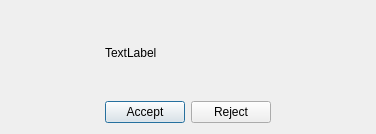
Qt form ui/challenge.ui (mrundle/DotBoxing) before a commit.
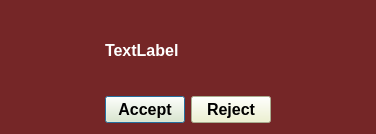
The same form after that commit.

What changed in the file:
```diff
--- a/ui/challenge.ui
+++ b/ui/challenge.ui
@@ -13,9 +13,23 @@
   <property name="windowTitle">
    <string>Challenge!</string>
   </property>
+  <property name="styleSheet">
+   <string notr="true">background-color: rgb(117,38,39)</string>
+  </property>
   <layout class="QGridLayout" name="gridLayout">
    <item row="0" column="1">
     <widget class="QLabel" name="label">
+     <property name="font">
+      <font>
+       <family>Liberation Sans</family>
+       <pointsize>12</pointsize>
+       <weight>75</weight>
+       <bold>true</bold>
+      </font>
+     </property>
+     <property name="styleSheet">
+      <string notr="true">color: rgb(255,255,255)</string>
+     </property>
      <property name="text">
       <string>TextLabel</string>
      </property>
@@ -23,6 +37,17 @@
    </item>
    <item row="1" column="1">
     <widget class="QPushButton" name="acceptButton">
+     <property name="font">
+      <font>
+       <family>Liberation Sans</family>
+       <pointsize>12</pointsize>
+       <weight>75</weight>
+       <bold>true</bold>
+      </font>
+     </property>
+     <property name="styleSheet">
+      <string notr="true">background-color: rgb(237,242,201)</string>
+     </property>
      <property name="text">
       <string>Accept</string>
      </property>
@@ -30,6 +55,17 @@
    </item>
    <item row="1" column="2">
     <widget class="QPushButton" name="rejectButton">
+     <property name="font">
+      <font>
+       <family>Liberation Sans</family>
+       <pointsize>12</pointsize>
+       <weight>75</weight>
+       <bold>true</bold>
+      </font>
+     </property>
+     <property name="styleSheet">
+      <string notr="true">background-color: rgb(237,242,201)</string>
+     </property>
      <property name="text">
       <string>Reject</string>
      </property>
```
